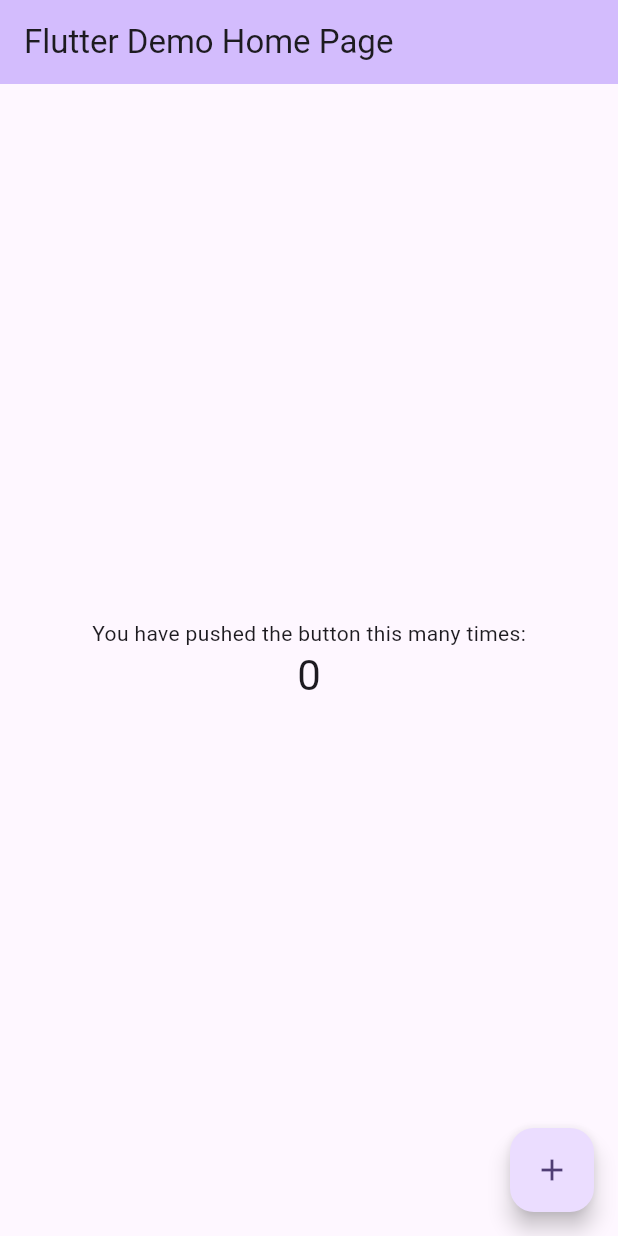
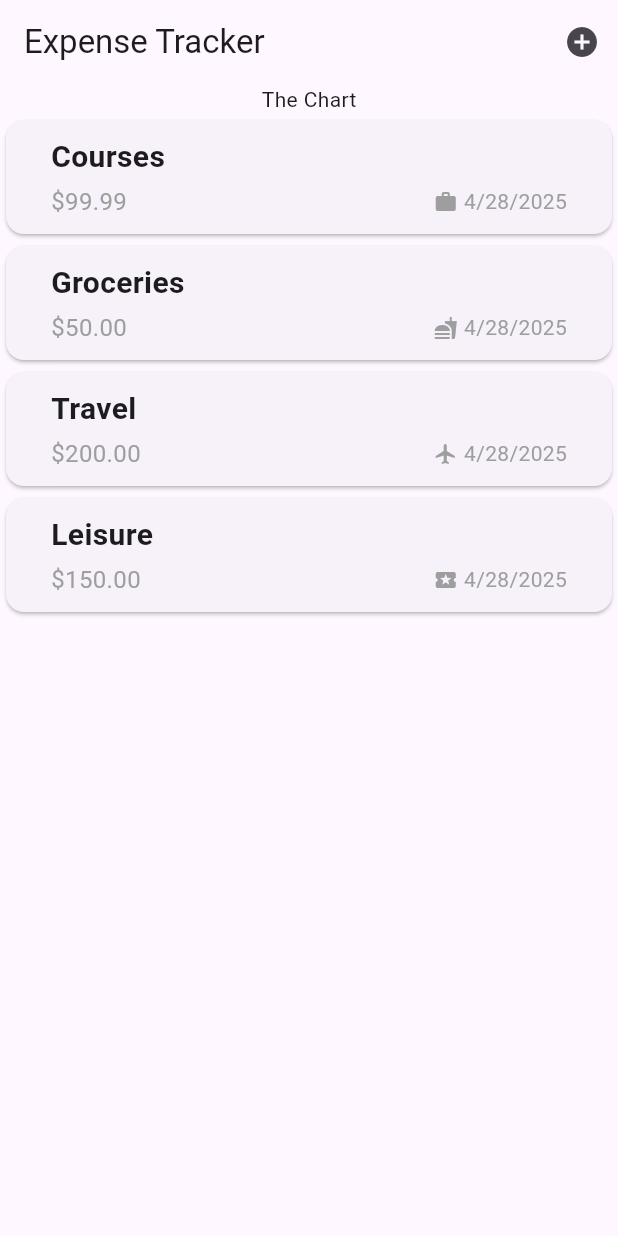
Before and after one commit to emmakolade/flut_expense, a Flutter app: the screen it shows after launch, on a phone screen of 412 x 824 dp. Run offline on Flutter 3.47's test engine with Material 3 defaults, Android fonts, the phone set to English and light mode, and no system bars.

Commit message:
expense tracker

```diff
--- /dev/null
+++ b/lib/expenses.dart
@@ -0,0 +1,61 @@
+import 'package:expense_tracker/widgets/expenses_list.dart';
+import 'package:flutter/material.dart';
+import 'package:expense_tracker/model/expense.dart';
+
+class Expenses extends StatefulWidget {
+  const Expenses({super.key});
+  @override
+  State<Expenses> createState() {
+    return _ExpensesState();
+  }
+}
+
+class _ExpensesState extends State<Expenses> {
+  final List<Expense> _registeredExpenses = [
+    Expense(
+      title: "Courses ",
+      amount: 99.99,
+      date: DateTime.now(),
+      category: Category.work,
+    ),
+    Expense(
+      title: "Groceries",
+      amount: 50.00,
+      date: DateTime.now(),
+      category: Category.food,
+    ),
+    Expense(
+      title: "Travel",
+      amount: 200.00,
+      date: DateTime.now(),
+      category: Category.travel,
+    ),
+    Expense(
+      title: "Leisure",
+      amount: 150.00,
+      date: DateTime.now(),
+      category: Category.leisure,
+    ),
+  ];
+
+  @override
+  Widget build(BuildContext context) {
+    return Scaffold(
+      appBar: AppBar(
+        title: const Text("Expense Tracker"),
+        actions: [
+          IconButton(
+            onPressed: () {},
+            icon: const Icon(Icons.add_circle_outlined),
+          ),
+        ],
+      ),
+      body: Column(
+        children: [
+          Text("The Chart"),
+          Expanded(child: ExpensesList(expenses: _registeredExpenses)),
+        ],
+      ),
+    );
+  }
+}
--- a/lib/main.dart
+++ b/lib/main.dart
@@ -1,122 +1,8 @@
 import 'package:flutter/material.dart';
+import 'package:expense_tracker/expenses.dart';
 
 void main() {
-  runApp(const MyApp());
+  runApp(MaterialApp(
+    home: Expenses(),
+  ));
 }
-
-class MyApp extends StatelessWidget {
-  const MyApp({super.key});
-
-  // This widget is the root of your application.
-  @override
-  Widget build(BuildContext context) {
-    return MaterialApp(
-      title: 'Flutter Demo',
-      theme: ThemeData(
-        // This is the theme of your application.
-        //
-        // TRY THIS: Try running your application with "flutter run". You'll see
-        // the application has a purple toolbar. Then, without quitting the app,
-        // try changing the seedColor in the colorScheme below to Colors.green
-        // and then invoke "hot reload" (save your changes or press the "hot
-        // reload" button in a Flutter-supported IDE, or press "r" if you used
-        // the command line to start the app).
-        //
-        // Notice that the counter didn't reset back to zero; the application
-        // state is not lost during the reload. To reset the state, use hot
-        // restart instead.
-        //
-        // This works for code too, not just values: Most code changes can be
-        // tested with just a hot reload.
-        colorScheme: ColorScheme.fromSeed(seedColor: Colors.deepPurple),
-      ),
-      home: const MyHomePage(title: 'Flutter Demo Home Page'),
-    );
-  }
-}
-
-class MyHomePage extends StatefulWidget {
-  const MyHomePage({super.key, required this.title});
-
-  // This widget is the home page of your application. It is stateful, meaning
-  // that it has a State object (defined below) that contains fields that affect
-  // how it looks.
-
-  // This class is the configuration for the state. It holds the values (in this
-  // case the title) provided by the parent (in this case the App widget) and
-  // used by the build method of the State. Fields in a Widget subclass are
-  // always marked "final".
-
-  final String title;
-
-  @override
-  State<MyHomePage> createState() => _MyHomePageState();
-}
-
-class _MyHomePageState extends State<MyHomePage> {
-  int _counter = 0;
-
-  void _incrementCounter() {
-    setState(() {
-      // This call to setState tells the Flutter framework that something has
-      // changed in this State, which causes it to rerun the build method below
-      // so that the display can reflect the updated values. If we changed
-      // _counter without calling setState(), then the build method would not be
-      // called again, and so nothing would appear to happen.
-      _counter++;
-    });
-  }
-
-  @override
-  Widget build(BuildContext context) {
-    // This method is rerun every time setState is called, for instance as done
-    // by the _incrementCounter method above.
-    //
-    // The Flutter framework has been optimized to make rerunning build methods
-    // fast, so that you can just rebuild anything that needs updating rather
-    // than having to individually change instances of widgets.
-    return Scaffold(
-      appBar: AppBar(
-        // TRY THIS: Try changing the color here to a specific color (to
-        // Colors.amber, perhaps?) and trigger a hot reload to see the AppBar
-        // change color while the other colors stay the same.
-        backgroundColor: Theme.of(context).colorScheme.inversePrimary,
-        // Here we take the value from the MyHomePage object that was created by
-        // the App.build method, and use it to set our appbar title.
-        title: Text(widget.title),
-      ),
-      body: Center(
-        // Center is a layout widget. It takes a single child and positions it
-        // in the middle of the parent.
-        child: Column(
-          // Column is also a layout widget. It takes a list of children and
-          // arranges them vertically. By default, it sizes itself to fit its
-          // children horizontally, and tries to be as tall as its parent.
-          //
-          // Column has various properties to control how it sizes itself and
-          // how it positions its children. Here we use mainAxisAlignment to
-          // center the children vertically; the main axis here is the vertical
-          // axis because Columns are vertical (the cross axis would be
-          // horizontal).
-          //
-          // TRY THIS: Invoke "debug painting" (choose the "Toggle Debug Paint"
-          // action in the IDE, or press "p" in the console), to see the
-          // wireframe for each widget.
-          mainAxisAlignment: MainAxisAlignment.center,
-          children: <Widget>[
-            const Text('You have pushed the button this many times:'),
-            Text(
-              '$_counter',
-              style: Theme.of(context).textTheme.headlineMedium,
-            ),
-          ],
-        ),
-      ),
-      floatingActionButton: FloatingActionButton(
-        onPressed: _incrementCounter,
-        tooltip: 'Increment',
-        child: const Icon(Icons.add),
-      ), // This trailing comma makes auto-formatting nicer for build methods.
-    );
-  }
-}
--- /dev/null
+++ b/lib/model/expense.dart
@@ -0,0 +1,40 @@
+import 'package:flutter/material.dart';
+import 'package:uuid/uuid.dart';
+import "package:intl/intl.dart";
+
+// final formatter = DateFormat('dd/MM/yyyy');
+final formatter = DateFormat.yMd();
+const uuid = Uuid();
+
+enum Category { food, travel, leisure, work, other }
+
+const categoryIcons = {
+  Category.food: Icons.fastfood,
+  Category.travel: Icons.flight,
+  Category.leisure: Icons.local_activity,
+  Category.work: Icons.work,
+  Category.other: Icons.question_mark,
+};
+
+class Expense {
+  final String id;
+  final String title;
+  final double amount;
+  final DateTime date;
+  final Category category;
+  get formattedDate {
+    // return "${date.day}/${date.month}/${date.year}";
+    return formatter.format(date);
+  }
+
+  get formattedAmount {
+    return "\$${amount.toStringAsFixed(2)}";
+  }
+
+  Expense({
+    required this.title,
+    required this.amount,
+    required this.date,
+    required this.category,
+  }) : id = uuid.v4(); // Generate a unique ID using uuid package
+}
--- /dev/null
+++ b/lib/widgets/expenses_item.dart
@@ -0,0 +1,54 @@
+import 'package:flutter/material.dart';
+import 'package:flutter/widgets.dart';
+import 'package:expense_tracker/model/expense.dart';
+
+class ExpensesItem extends StatelessWidget {
+  const ExpensesItem({super.key, required this.expense});
+
+  final Expense expense;
+
+  @override
+  Widget build(BuildContext context) {
+    return Card(
+      child: Padding(
+        padding: const EdgeInsets.symmetric(vertical: 10, horizontal: 30),
+        child: Column(
+          crossAxisAlignment: CrossAxisAlignment.start,
+          children: [
+            Text(
+              expense.title,
+              style: const TextStyle(fontSize: 20, fontWeight: FontWeight.bold),
+            ),
+            const SizedBox(height: 4),
+            Row(
+              children: [
+                Text(
+                  "\$${expense.amount.toStringAsFixed(2)}",
+
+                  style: const TextStyle(fontSize: 16, color: Colors.grey),
+                ),
+                const Spacer(),
+
+                Row(
+                  children: [
+                    Icon(
+                      categoryIcons[expense.category],
+                      color: Colors.grey,
+                      size: 16,
+                    ),
+                    const SizedBox(width: 4),
+                    Text(
+                      // expense.date.toLocal().toString().split(' ')[0],
+                      expense.formattedDate,
+                      style: const TextStyle(fontSize: 14, color: Colors.grey),
+                    ),
+                  ],
+                ),
+              ],
+            ),
+          ],
+        ),
+      ),
+    );
+  }
+}
--- /dev/null
+++ b/lib/widgets/expenses_list.dart
@@ -0,0 +1,18 @@
+import 'package:expense_tracker/widgets/expenses_item.dart';
+import 'package:flutter/widgets.dart';
+import 'package:expense_tracker/model/expense.dart';
+
+class ExpensesList extends StatelessWidget {
+  const ExpensesList({super.key, required this.expenses});
+
+  final List<Expense> expenses;
+
+  @override
+  Widget build(BuildContext context) {
+    return ListView.builder(
+      itemCount: expenses.length,
+      itemBuilder:
+          (ctx, index) => ExpensesItem(expense: expenses[index]),
+    );
+  }
+}
--- a/pubspec.yaml
+++ b/pubspec.yaml
@@ -34,6 +34,8 @@ dependencies:
   # The following adds the Cupertino Icons font to your application.
   # Use with the CupertinoIcons class for iOS style icons.
   cupertino_icons: ^1.0.8
+  uuid: ^4.5.1
+  intl: ^0.20.2
 
 dev_dependencies:
   flutter_test:
```
Also changed, not shown: pubspec.lock.
